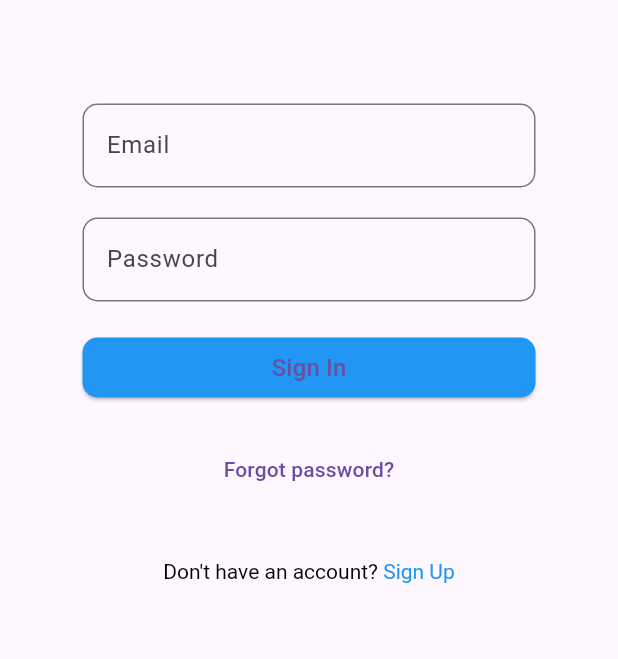
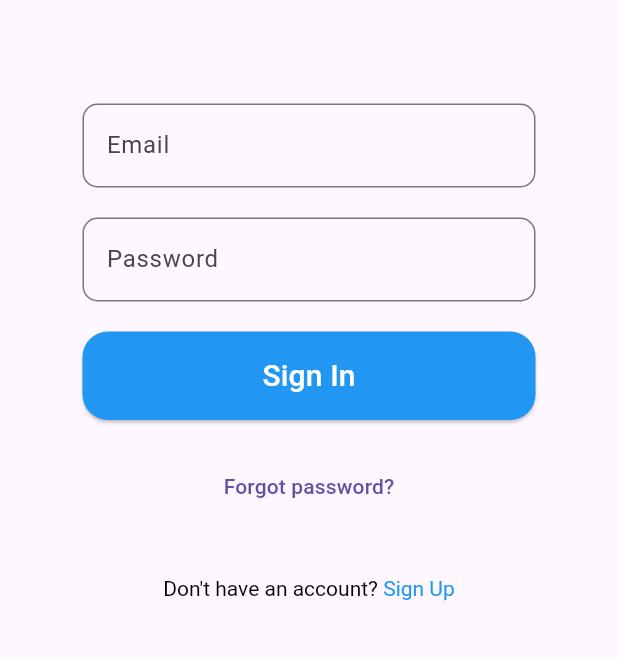
Before and after one commit to aadarshk7/Login-App_Google_Facebook_Twitter_Login, a Flutter app: the screen it shows after launch, on a phone screen of 412 x 824 dp, the part 63-722 px from its top. Run offline on Flutter 3.47's test engine with Material 3 defaults, Android fonts, the phone set to English and light mode, and no system bars; our stand-ins replace firebase_auth, firebase_core; accounts and stored records are empty.

Commit message:
Login_App

```diff
--- a/lib/login_page.dart
+++ b/lib/login_page.dart
@@ -69,21 +69,23 @@ class _LoginPageState extends State<LoginPage> {
                     ),
                     obscureText: true,
                   ),
+
                   SizedBox(height: 20),
                   ElevatedButton(
                     onPressed: () {},
                     style: ElevatedButton.styleFrom(
-                      padding: EdgeInsets.symmetric(vertical: 3.0), backgroundColor: Colors.blue,
+                       padding: EdgeInsets.all(15), backgroundColor: Colors.blue,
+                      // padding: EdgeInsets.fromLTRB(77, 20, 30, 20),
                       shape: RoundedRectangleBorder(
-                        borderRadius: BorderRadius.circular(10),
+                        borderRadius: BorderRadius.circular(17),
                       ),
                     ),
                     child: Container(
                       width: double.infinity,
                       alignment: Alignment.center,
-                      child: Text(
+                      child: const Text(
                         'Sign In',
-                        style: TextStyle(fontSize: 16),
+                        style: TextStyle(fontSize: 20, color: Colors.white),
                       ),
                     ),
                   ),
```
